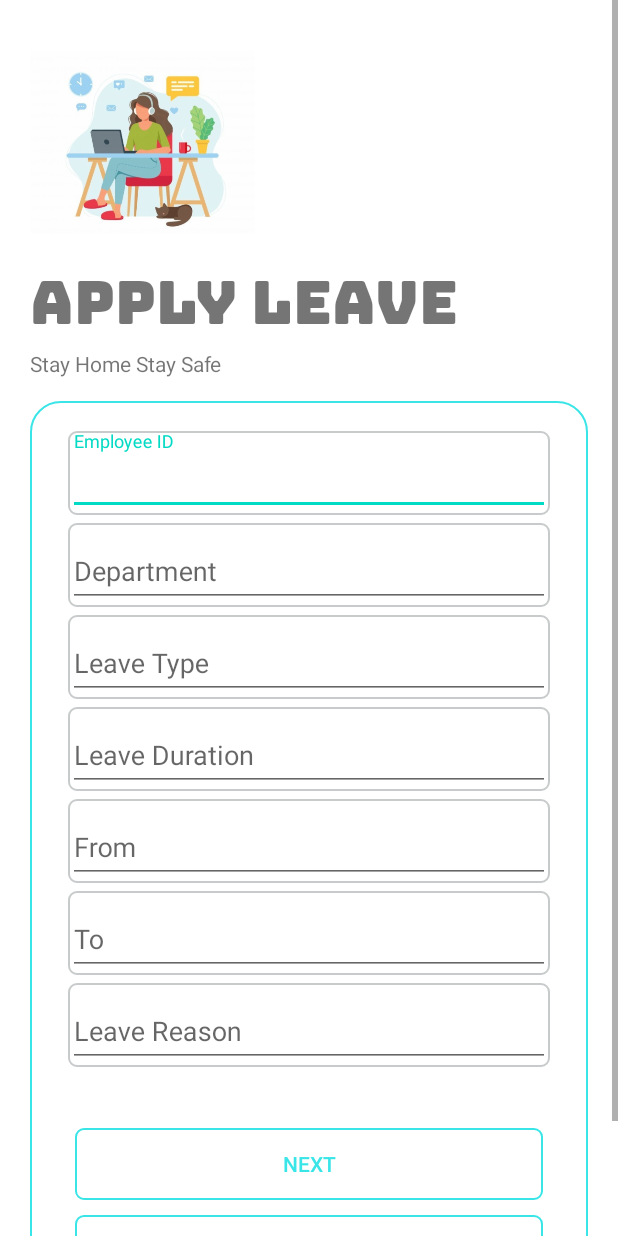
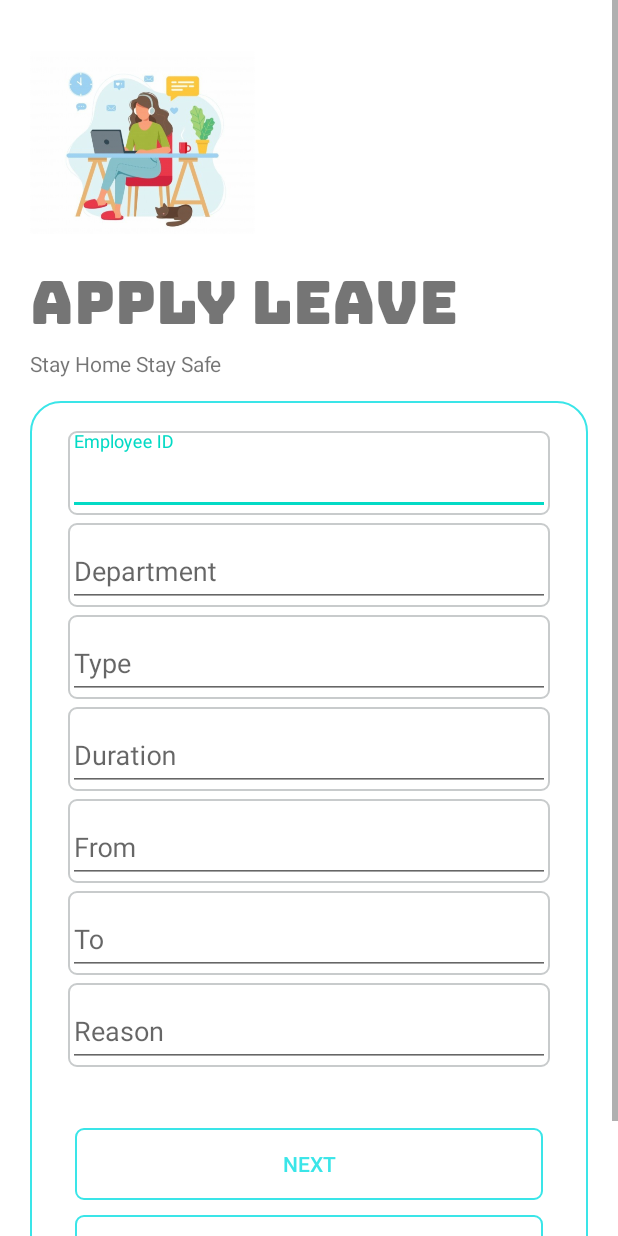
Before and after one commit to MrSavvy98/MADG.17, an Android app: the ApplyLeave screen opened directly, with no data from a screen before it, on a phone screen of 412 x 824 dp. Run offline under Robolectric (Android 15) with nearby library versions, the phone set to English and light mode, and no system bars; our stand-ins replace Firebase (no records; nobody signed in at launch, a user with empty details on screens opened directly).

Commit message:
View and update leave finished

```diff
--- a/app/build.gradle
+++ b/app/build.gradle
@@ -28,12 +28,13 @@ dependencies {
     implementation 'androidx.appcompat:appcompat:1.2.0'
     implementation 'androidx.constraintlayout:constraintlayout:2.0.1'
     implementation 'com.google.android.material:material:1.2.1'
-    implementation 'com.google.firebase:firebase-database:19.4.0'
-    implementation 'com.google.android.material:material:1.2.0'
+    implementation 'com.google.firebase:firebase-database:19.5.0'
+    implementation 'com.google.android.material:material:1.2.1'
     testImplementation 'junit:junit:4.12'
     androidTestImplementation 'androidx.test.ext:junit:1.1.2'
     androidTestImplementation 'androidx.test.espresso:espresso-core:3.3.0'
     implementation 'pl.droidsonroids.gif:android-gif-drawable:1.2.19'
     implementation 'com.google.android.material:material:1.2.1'
 
+
 }
--- a/app/src/main/java/com/example/workfromhome/ApplyLeave.java
+++ b/app/src/main/java/com/example/workfromhome/ApplyLeave.java
@@ -15,7 +15,7 @@ import com.google.firebase.database.FirebaseDatabase;
 
 public class ApplyLeave extends AppCompatActivity {
 
-    TextInputLayout emp_id, dept, lType, lDuration, from, to, reason;
+    TextInputLayout emp_id, dept, lType, lDuration, from, to, rsn;
     Button btn_next;
     public static String eid;
 
@@ -35,7 +35,7 @@ public class ApplyLeave extends AppCompatActivity {
         lDuration = findViewById(R.id.duration);
         from = findViewById(R.id.from);
         to = findViewById(R.id.to);
-        reason = findViewById(R.id.reason);
+        rsn = findViewById(R.id.reason);
         btn_next = findViewById(R.id.next);
 
         btn_next.setOnClickListener(new View.OnClickListener() {
@@ -64,11 +64,11 @@ public class ApplyLeave extends AppCompatActivity {
                         String duration = lDuration.getEditText().getText().toString();
                         String frm = from.getEditText().getText().toString();
                         String to1 = to.getEditText().getText().toString();
-                        String reason1 = reason.getEditText().getText().toString();
+                        String reason1 = rsn.getEditText().getText().toString();
 
                         AddLeaveHelper hel = new AddLeaveHelper(id, depart, type, duration, frm, to1, reason1);
 
-                        reference.child(emp_id.getEditText().toString()).setValue(hel);
+                        reference.child(id).setValue(hel);
 
                         Toast.makeText(getApplicationContext(), "Leave Added", Toast.LENGTH_SHORT).show();
                         Intent next = new Intent(ApplyLeave.this, Update.class);
--- a/app/src/main/res/layout-v21/activity_login.xml
+++ b/app/src/main/res/layout-v21/activity_login.xml
@@ -107,6 +107,7 @@
             android:layout_marginRight="5dp"
             android:layout_marginBottom="5dp"
             android:background="@drawable/custom_button"
+            android:onClick="loginUser"
             android:text="@string/Lg"
             android:textColor="#3AE5E8"
             android:transitionName="login_button" />
--- a/app/src/main/res/layout/activity_apply_leave.xml
+++ b/app/src/main/res/layout/activity_apply_leave.xml
@@ -87,7 +87,7 @@
             android:layout_marginTop="20dp"
             android:layout_marginRight="25dp"
             android:layout_marginLeft="25dp"
-            android:hint="Employee ID"
+            android:hint="@string/empID"
             android:background="@drawable/outline_box"
 
             >
@@ -106,7 +106,7 @@
             android:layout_marginTop="5dp"
             android:layout_marginRight="25dp"
             android:layout_marginLeft="25dp"
-            android:hint="Department"
+            android:hint="@string/dpt"
             android:background="@drawable/outline_box">
 
             <com.google.android.material.textfield.TextInputEditText
@@ -123,7 +123,7 @@
             android:layout_marginTop="5dp"
             android:layout_marginRight="25dp"
             android:layout_marginLeft="25dp"
-            android:hint="Leave Type"
+            android:hint="@string/type"
             android:background="@drawable/outline_box">
 
             <com.google.android.material.textfield.TextInputEditText
@@ -140,7 +140,7 @@
             android:layout_marginTop="5dp"
             android:layout_marginRight="25dp"
             android:layout_marginLeft="25dp"
-            android:hint="Leave Duration"
+            android:hint="@string/duration"
             android:background="@drawable/outline_box">
 
             <com.google.android.material.textfield.TextInputEditText
@@ -157,7 +157,7 @@
             android:layout_marginTop="5dp"
             android:layout_marginRight="25dp"
             android:layout_marginLeft="25dp"
-            android:hint="From"
+            android:hint="@string/frm"
             android:background="@drawable/outline_box">
 
             <com.google.android.material.textfield.TextInputEditText
@@ -174,7 +174,7 @@
             android:layout_marginTop="5dp"
             android:layout_marginRight="25dp"
             android:layout_marginLeft="25dp"
-            android:hint="To"
+            android:hint="@string/to"
             android:background="@drawable/outline_box">
 
             <com.google.android.material.textfield.TextInputEditText
@@ -192,7 +192,7 @@
             android:layout_marginRight="25dp"
             android:layout_marginLeft="25dp"
             android:layout_marginBottom="25dp"
-            android:hint="Leave Reason"
+            android:hint="@string/reason"
             android:background="@drawable/outline_box">
 
             <com.google.android.material.textfield.TextInputEditText
--- a/app/src/main/res/layout/activity_home.xml
+++ b/app/src/main/res/layout/activity_home.xml
@@ -182,10 +182,13 @@
         app:layout_constraintTop_toBottomOf="@id/linearLayout">
 
         <androidx.cardview.widget.CardView
+
+            android:id="@+id/leaveCard"
             android:layout_width="0dp"
             android:layout_height="match_parent"
             android:layout_margin="5dp"
-            android:layout_weight="1">
+            android:layout_weight="1"
+            android:clickable="true">
 
             <RelativeLayout
                 android:layout_width="match_parent"
--- a/app/src/main/res/values/strings.xml
+++ b/app/src/main/res/values/strings.xml
@@ -1,10 +1,10 @@
 <resources>
 
-    <string name="navigation_drawer_open">Open navigation drawer</string>
-    <string name="navigation_drawer_close">Close navigation drawer</string>
-    <string name="app_name">Work From Home</string>
-    <string name="name">Work From Home</string>
-    <string name="greet">Stay Home Stay Safe</string>
+    <string name="navigation_drawer_open" translatable="false">Open navigation drawer</string>
+    <string name="navigation_drawer_close" translatable="false">Close navigation drawer</string>
+    <string name="app_name" translatable="false">Work From Home</string>
+    <string name="name" translatable="false">Work From Home</string>
+    <string name="greet" translatable="false">Stay Home Stay Safe</string>
     <string name="app_greet">Hello there, Welcome!</string>
     <string name="Continue">Sign in to continue</string>
     <string name="UN">Username</string>
@@ -27,6 +27,13 @@
     <string name="aboutUS">About Us</string>
     <string name="home">Home</string>
     <string name="update">Update</string>
+    <string name="empID">Employee ID</string>
+    <string name="dpt">Department</string>
+    <string name="duration">Duration</string>
+    <string name="frm">From</string>
+    <string name="to">To</string>
+    <string name="reason">Reason</string>
+    <string name="type">Type</string>
 
 
 </resources>
```
Also changed, not shown: app/src/main/java/com/example/workfromhome/Home.java (+56 -0 lines), app/src/main/java/com/example/workfromhome/Leave.java (+7 -0 lines), app/src/main/java/com/example/workfromhome/Update.java (+91 -2 lines), app/src/main/java/com/example/workfromhome/login.java (+123 -0 lines), app/src/main/res/layout/activity_update.xml (+13 -9 lines).
